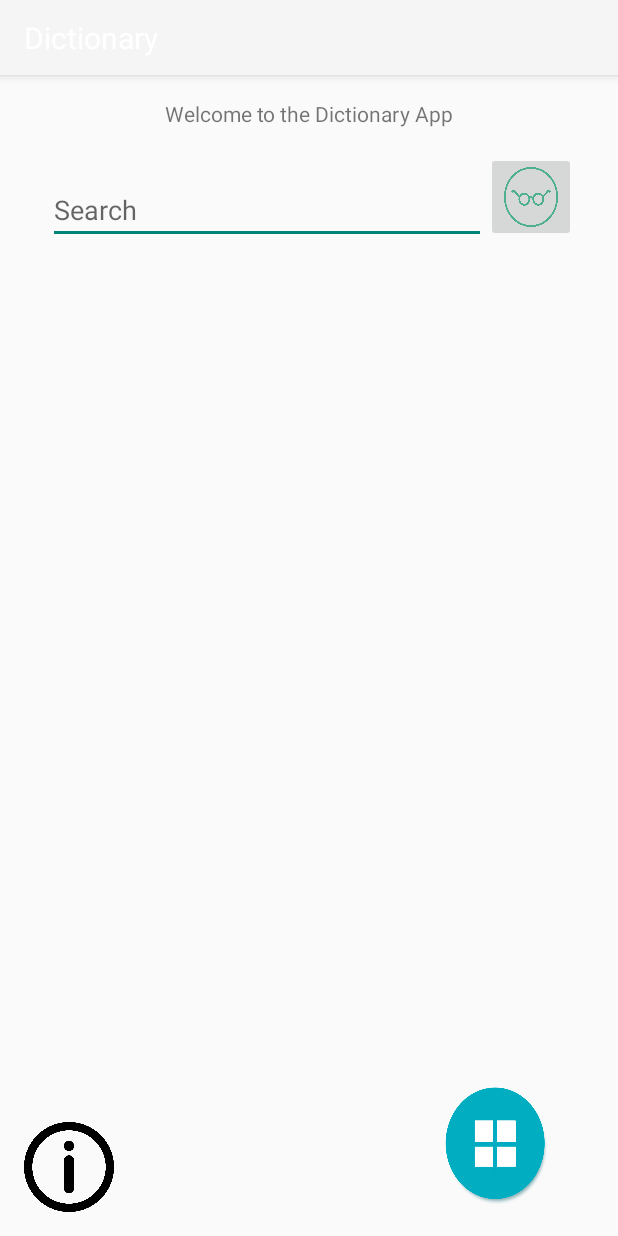
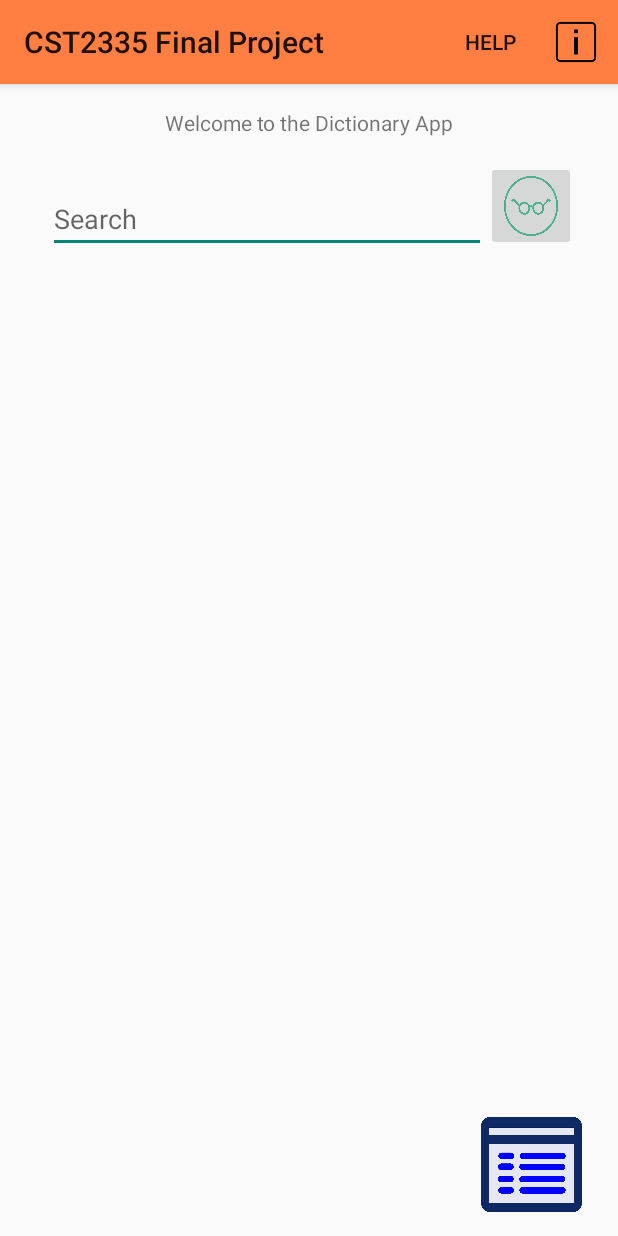
Before and after one commit to arshpreetkaur03/Final_Project, an Android app: the DictionaryActivity screen opened directly, with no data from a screen before it, on a phone screen of 412 x 824 dp. Run offline under Robolectric (Android 15) with nearby library versions, the phone set to English and light mode, and no system bars; our stand-ins replace Room's generated code, Volley.

Commit message:
New changes

```diff
--- a/app/src/main/java/algonquin/cst2335/final_project/WelcomeActivity.java
+++ b/app/src/main/java/algonquin/cst2335/final_project/WelcomeActivity.java
@@ -66,7 +66,7 @@ public class WelcomeActivity extends AppCompatActivity {
             }
         });
     }
-
+/*
     @Override
     public boolean onCreateOptionsMenu(Menu menu) {
         getMenuInflater().inflate(R.menu.main_menu, menu);
@@ -83,5 +83,5 @@ public class WelcomeActivity extends AppCompatActivity {
         return super.onOptionsItemSelected(item);
     }
 
-
+*/
 }
--- a/app/src/main/java/algonquin/cst2335/final_project/dictionary/DictionaryActivity.java
+++ b/app/src/main/java/algonquin/cst2335/final_project/dictionary/DictionaryActivity.java
@@ -49,8 +49,8 @@ public class DictionaryActivity extends AppCompatActivity {
 
         setFragment(new SearchFragment(), false);
 
-        //Toolbar toolbar = findViewById(R.id.dict_appbar);
-        //setSupportActionBar(toolbar);
+        Toolbar toolbar = findViewById(R.id.toolbar);
+        setSupportActionBar(toolbar);
     }
 
     public void setFragment(Fragment fragment, boolean addToBackstack) {
@@ -63,10 +63,10 @@ public class DictionaryActivity extends AppCompatActivity {
     public DefinitionDao getDefinitionDao() {
         return dao;
     }
-/*
+
     @Override
     public boolean onCreateOptionsMenu(Menu menu) {
-        getMenuInflater().inflate(R.menu.main_menu, menu);
+        getMenuInflater().inflate(R.menu.my_menu, menu);
         return true;
     }
 
@@ -74,19 +74,27 @@ public class DictionaryActivity extends AppCompatActivity {
     public boolean onOptionsItemSelected(@NonNull MenuItem item) {
         int id = item.getItemId();
 
-        if (id == R.id.menu_help) {
+        if (id == R.id.about) {
             handleAboutMenuItem();
+            return true;
+        } else if (id == R.id.help_button) {
+            showHelpDialog();
             return true;
         } else {
             return super.onOptionsItemSelected(item);
         }
     }
 
-
-
     private void handleAboutMenuItem() {
         Toast.makeText(this, "Version 1.0, created by Hansvin Venetheethan", Toast.LENGTH_SHORT).show();
     }
 
- */
+    private void showHelpDialog() {
+        new AlertDialog.Builder(this)
+                .setTitle(getString(R.string.help_title))
+                .setMessage(getString(R.string.help_info))
+                .setNeutralButton("Ok", (dialog, i) -> dialog.dismiss())
+                .show();
+
+    }
 }
--- a/app/src/main/java/algonquin/cst2335/final_project/dictionary/SearchFragment.java
+++ b/app/src/main/java/algonquin/cst2335/final_project/dictionary/SearchFragment.java
@@ -51,13 +51,6 @@ public class SearchFragment extends Fragment {
         // Initialize the request queue
         requestQueue = Volley.newRequestQueue(getContext());
 
-        binding.helpButton.setOnClickListener((view) -> {
-            new AlertDialog.Builder(getContext())
-                    .setTitle(getString(R.string.help_title))
-                    .setMessage(getString(R.string.help_info))
-                    .setNeutralButton("Ok", (dialog, i) -> dialog.dismiss())
-                    .show();
-        });
 
         binding.searchButton.setOnClickListener((view) -> {
             final String input = binding.searchBar.getText().toString();
--- a/app/src/main/res/layout/dictionary_main.xml
+++ b/app/src/main/res/layout/dictionary_main.xml
@@ -1,46 +1,27 @@
 <?xml version="1.0" encoding="utf-8"?>
-<layout xmlns:android="http://schemas.android.com/apk/res/android"
+<androidx.constraintlayout.widget.ConstraintLayout
+    xmlns:android="http://schemas.android.com/apk/res/android"
     xmlns:app="http://schemas.android.com/apk/res-auto"
-    xmlns:tools="http://schemas.android.com/tools">
+    xmlns:tools="http://schemas.android.com/tools"
+    android:layout_width="match_parent"
+    android:layout_height="match_parent">
 
-    <LinearLayout
+    <androidx.appcompat.widget.Toolbar
+        android:id="@+id/toolbar"
         android:layout_width="match_parent"
-        android:layout_height="match_parent"
-        android:orientation="vertical">
+        android:layout_height="?attr/actionBarSize"
+        android:background="@color/my_secondary"
+        android:elevation="4dp"
+        app:theme="@style/ThemeOverlay.AppCompat.ActionBar"
+        app:layout_constraintTop_toTopOf="parent" />
 
+    <androidx.fragment.app.FragmentContainerView
+        android:id="@+id/fragmentContainerView"
+        android:layout_width="match_parent"
+        android:layout_height="0dp"
+        app:layout_constraintTop_toBottomOf="@id/toolbar"
+        app:layout_constraintBottom_toBottomOf="parent"
+        app:layout_constraintStart_toStartOf="parent"
+        app:layout_constraintEnd_toEndOf="parent" />
 
-        <com.google.android.material.appbar.AppBarLayout
-            android:id="@+id/dict_appbar"
-            android:layout_width="match_parent"
-            android:layout_height="50dp"
-            android:background="?attr/colorPrimary"
-            android:minHeight="?attr/actionBarSize"
-            android:theme="?attr/actionBarTheme">
-
-            <androidx.constraintlayout.widget.ConstraintLayout
-                android:layout_width="match_parent"
-                android:layout_height="match_parent">
-
-
-                <TextView
-                    android:id="@+id/textView"
-                    android:layout_width="wrap_content"
-                    android:layout_height="wrap_content"
-                    android:layout_marginStart="16dp"
-                    android:text="@string/app_name2"
-                    android:textColor="@android:color/white"
-                    android:textSize="20sp"
-                    app:layout_constraintBottom_toBottomOf="parent"
-                    app:layout_constraintStart_toStartOf="parent"
-                    app:layout_constraintTop_toTopOf="parent" />
-
-            </androidx.constraintlayout.widget.ConstraintLayout>
-
-        </com.google.android.material.appbar.AppBarLayout>
-
-        <androidx.fragment.app.FragmentContainerView
-            android:id="@+id/fragmentContainerView"
-            android:layout_width="match_parent"
-            android:layout_height="match_parent" />
-    </LinearLayout>
-</layout>
+</androidx.constraintlayout.widget.ConstraintLayout>
--- a/app/src/main/res/layout/dictionary_search_fragment.xml
+++ b/app/src/main/res/layout/dictionary_search_fragment.xml
@@ -47,22 +47,10 @@
     </LinearLayout>
 
     <ImageButton
-        android:id="@+id/help_button"
-        android:layout_width="60dp"
-        android:layout_height="60dp"
-        android:layout_marginStart="16dp"
-        android:layout_marginBottom="16dp"
-        android:background="@drawable/question_icon"
-        android:scaleType="fitXY"
-        app:layout_constraintBottom_toBottomOf="parent"
-        app:layout_constraintStart_toStartOf="parent"
-        tools:src="@drawable/question_icon" />
-
-    <ImageButton
         android:id="@+id/saved_button"
-        android:layout_width="150dp"
-        android:layout_height="88dp"
-        android:layout_marginEnd="4dp"
+        android:layout_width="67dp"
+        android:layout_height="63dp"
+        android:layout_marginEnd="24dp"
         android:layout_marginBottom="16dp"
         android:background="@drawable/menu"
         android:scaleType="fitXY"
--- /dev/null
+++ b/app/src/main/res/menu/my_menu.xml
@@ -0,0 +1,27 @@
+<?xml version="1.0" encoding="utf-8"?>
+<menu xmlns:app="http://schemas.android.com/apk/res-auto"
+    xmlns:android="http://schemas.android.com/apk/res/android" >
+
+
+    <item
+        android:id="@+id/help_button"
+        android:layout_width="60dp"
+        android:layout_height="60dp"
+        android:layout_marginStart="16dp"
+        android:layout_marginBottom="16dp"
+        android:background="@drawable/question_icon"
+        android:scaleType="fitXY"
+        app:layout_constraintBottom_toBottomOf="parent"
+        app:layout_constraintStart_toStartOf="parent"
+        app:showAsAction="always"
+        android:title="Help" />
+
+    <item
+        android:id="@+id/about"
+        android:title="@string/dictionary_about"
+        android:icon="@drawable/about"
+        app:showAsAction="always" />
+
+
+
+</menu>
```
Also changed, not shown: app/src/main/res/drawable/menu.png.
